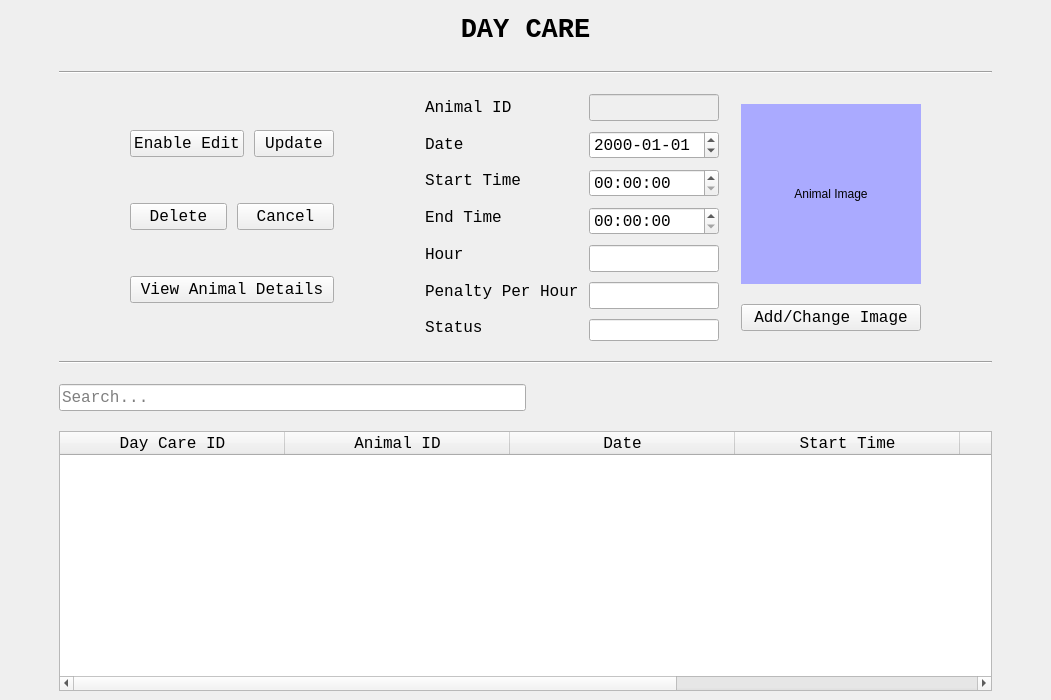
This is DayCareUI.ui in ASNaeem/Simple-VCMS as Qt 5 draws it before an edit. The edited form follows.
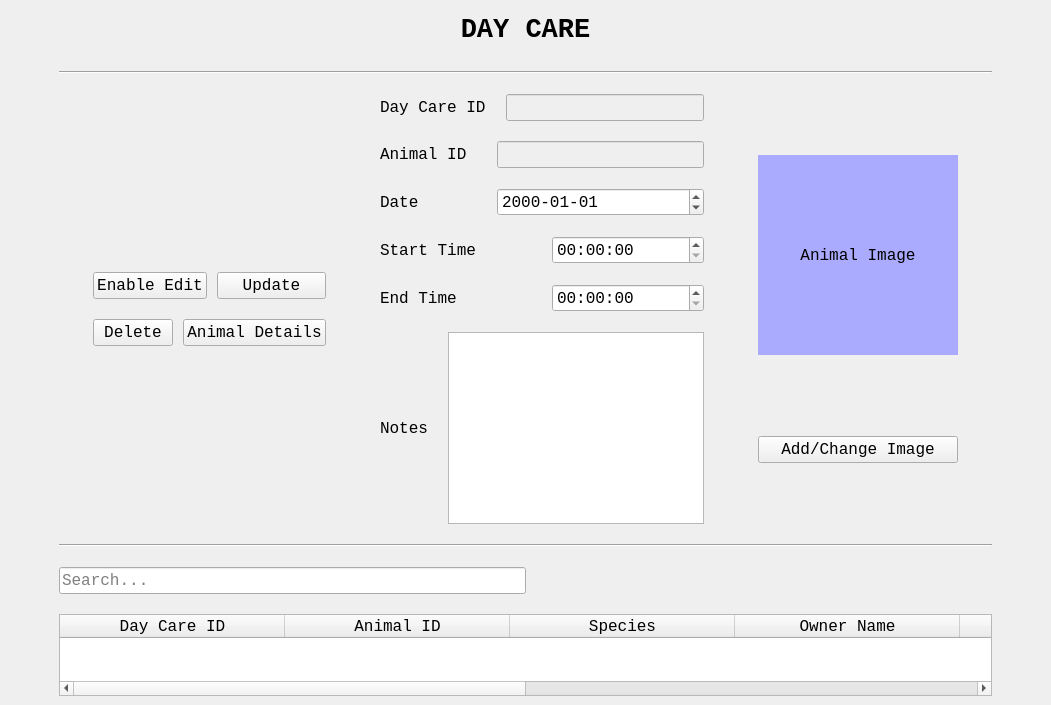
This is the edited form.

Commit message: added delete on day care

Patch:
```diff
--- a/DayCareUI.ui
+++ b/DayCareUI.ui
@@ -7,7 +7,7 @@
     <x>0</x>
     <y>0</y>
     <width>1051</width>
-    <height>700</height>
+    <height>705</height>
    </rect>
   </property>
   <property name="windowTitle">
@@ -74,7 +74,7 @@
        </widget>
       </item>
       <item>
-       <layout class="QHBoxLayout" name="horizontalLayout_4" stretch="10,10,10,70,10">
+       <layout class="QHBoxLayout" name="horizontalLayout_4" stretch="10,0,10,0,10,0,10">
         <item>
          <spacer name="horizontalSpacer_3">
           <property name="orientation">
@@ -90,11 +90,21 @@
         </item>
         <item>
          <layout class="QVBoxLayout" name="verticalLayout_4">
-          <property name="spacing">
-           <number>10</number>
-          </property>
+          <item>
+           <spacer name="verticalSpacer">
+            <property name="orientation">
+             <enum>Qt::Vertical</enum>
+            </property>
+            <property name="sizeHint" stdset="0">
+             <size>
+              <width>20</width>
+              <height>40</height>
+             </size>
+            </property>
+           </spacer>
+          </item>
           <item>
-           <layout class="QHBoxLayout" name="horizontalLayout_5">
+           <layout class="QHBoxLayout" name="horizontalLayout_7">
             <property name="spacing">
              <number>10</number>
             </property>
@@ -133,7 +143,7 @@
            </layout>
           </item>
           <item>
-           <layout class="QHBoxLayout" name="horizontalLayout_6">
+           <layout class="QHBoxLayout" name="horizontalLayout_5">
             <property name="spacing">
              <number>10</number>
             </property>
@@ -154,25 +164,13 @@
              </widget>
             </item>
             <item>
-             <widget class="QPushButton" name="button_care_cancel">
-              <property name="font">
-               <font>
-                <family>Courier New</family>
-                <pointsize>12</pointsize>
-               </font>
-              </property>
-              <property name="cursor">
-               <cursorShape>PointingHandCursor</cursorShape>
-              </property>
-              <property name="text">
-               <string>Cancel</string>
-              </property>
-             </widget>
-            </item>
-           </layout>
-          </item>
-          <item>
            <widget class="QPushButton" name="button_care_details">
+              <property name="sizePolicy">
+               <sizepolicy hsizetype="Minimum" vsizetype="Fixed">
+                <horstretch>0</horstretch>
+                <verstretch>0</verstretch>
+               </sizepolicy>
+              </property>
             <property name="font">
              <font>
               <family>Courier New</family>
@@ -183,9 +181,24 @@
              <cursorShape>PointingHandCursor</cursorShape>
             </property>
             <property name="text">
-             <string>View Animal Details</string>
-            </property>
-           </widget>
+               <string>Animal Details</string>
+              </property>
+             </widget>
+            </item>
+           </layout>
+          </item>
+          <item>
+           <spacer name="verticalSpacer_2">
+            <property name="orientation">
+             <enum>Qt::Vertical</enum>
+            </property>
+            <property name="sizeHint" stdset="0">
+             <size>
+              <width>20</width>
+              <height>40</height>
+             </size>
+            </property>
+           </spacer>
           </item>
          </layout>
         </item>
@@ -203,18 +216,40 @@
          </spacer>
         </item>
         <item>
-         <layout class="QHBoxLayout" name="horizontalLayout_3" stretch="50,10,20">
-          <property name="spacing">
-           <number>10</number>
-          </property>
-          <item>
-           <layout class="QHBoxLayout" name="horizontalLayout_2" stretch="30,60">
-            <property name="spacing">
-             <number>10</number>
-            </property>
-            <item>
              <layout class="QVBoxLayout" name="verticalLayout">
               <item>
+           <layout class="QHBoxLayout" name="horizontalLayout_6" stretch="7,15">
+            <item>
+             <widget class="QLabel" name="label_7">
+              <property name="font">
+               <font>
+                <family>Courier New</family>
+                <pointsize>12</pointsize>
+               </font>
+              </property>
+              <property name="text">
+               <string>Day Care ID</string>
+              </property>
+             </widget>
+            </item>
+            <item>
+             <widget class="QLineEdit" name="line_care_hour">
+              <property name="enabled">
+               <bool>false</bool>
+              </property>
+              <property name="font">
+               <font>
+                <family>Courier New</family>
+                <pointsize>12</pointsize>
+               </font>
+              </property>
+             </widget>
+            </item>
+           </layout>
+          </item>
+          <item>
+           <layout class="QHBoxLayout" name="horizontalLayout_9" stretch="7,15">
+            <item>
                <widget class="QLabel" name="label_3">
                 <property name="font">
                  <font>
@@ -228,6 +263,23 @@
                </widget>
               </item>
               <item>
+             <widget class="QLineEdit" name="line_care_id">
+              <property name="enabled">
+               <bool>false</bool>
+              </property>
+              <property name="font">
+               <font>
+                <family>Courier New</family>
+                <pointsize>12</pointsize>
+               </font>
+              </property>
+             </widget>
+            </item>
+           </layout>
+          </item>
+          <item>
+           <layout class="QHBoxLayout" name="horizontalLayout_10" stretch="7,15">
+            <item>
                <widget class="QLabel" name="label_4">
                 <property name="font">
                  <font>
@@ -241,6 +293,23 @@
                </widget>
               </item>
               <item>
+             <widget class="QDateEdit" name="date_care">
+              <property name="font">
+               <font>
+                <family>Courier New</family>
+                <pointsize>12</pointsize>
+               </font>
+              </property>
+              <property name="displayFormat">
+               <string>yyyy-MM-dd</string>
+              </property>
+             </widget>
+            </item>
+           </layout>
+          </item>
+          <item>
+           <layout class="QHBoxLayout" name="horizontalLayout_8">
+            <item>
                <widget class="QLabel" name="label_5">
                 <property name="font">
                  <font>
@@ -254,6 +323,20 @@
                </widget>
               </item>
               <item>
+             <widget class="QTimeEdit" name="time_care_start">
+              <property name="font">
+               <font>
+                <family>Courier New</family>
+                <pointsize>12</pointsize>
+               </font>
+              </property>
+             </widget>
+            </item>
+           </layout>
+          </item>
+          <item>
+           <layout class="QHBoxLayout" name="horizontalLayout_11">
+            <item>
                <widget class="QLabel" name="label_6">
                 <property name="font">
                  <font>
@@ -267,31 +350,19 @@
                </widget>
               </item>
               <item>
-               <widget class="QLabel" name="label_7">
+             <widget class="QTimeEdit" name="time_care_end">
                 <property name="font">
                  <font>
                   <family>Courier New</family>
                   <pointsize>12</pointsize>
                  </font>
                 </property>
-                <property name="text">
-                 <string>Hour</string>
-                </property>
-               </widget>
+             </widget>
+            </item>
+           </layout>
               </item>
               <item>
-               <widget class="QLabel" name="label_8">
-                <property name="font">
-                 <font>
-                  <family>Courier New</family>
-                  <pointsize>12</pointsize>
-                 </font>
-                </property>
-                <property name="text">
-                 <string>Penalty Per Hour</string>
-                </property>
-               </widget>
-              </item>
+           <layout class="QHBoxLayout" name="horizontalLayout_12">
               <item>
                <widget class="QLabel" name="label_9">
                 <property name="font">
@@ -301,122 +372,68 @@
                  </font>
                 </property>
                 <property name="text">
-                 <string>Status</string>
+               <string>Notes</string>
                 </property>
                </widget>
               </item>
-             </layout>
+            <item>
+             <widget class="QTextEdit" name="textEdit">
+              <property name="sizePolicy">
+               <sizepolicy hsizetype="Expanding" vsizetype="Fixed">
+                <horstretch>0</horstretch>
+                <verstretch>0</verstretch>
+               </sizepolicy>
+              </property>
+             </widget>
+            </item>
+           </layout>
+          </item>
+         </layout>
+        </item>
+        <item>
+         <spacer name="horizontalSpacer_4">
+          <property name="orientation">
+           <enum>Qt::Horizontal</enum>
+          </property>
+          <property name="sizeHint" stdset="0">
+           <size>
+            <width>40</width>
+            <height>20</height>
+           </size>
+          </property>
+         </spacer>
             </item>
             <item>
              <layout class="QVBoxLayout" name="verticalLayout_2">
-              <item>
-               <widget class="QLineEdit" name="line_care_id">
-                <property name="enabled">
-                 <bool>false</bool>
-                </property>
-                <property name="font">
-                 <font>
-                  <family>Courier New</family>
-                  <pointsize>12</pointsize>
-                 </font>
-                </property>
-               </widget>
-              </item>
+          <property name="spacing">
+           <number>20</number>
+          </property>
               <item>
-               <widget class="QDateEdit" name="date_care">
-                <property name="font">
-                 <font>
-                  <family>Courier New</family>
-                  <pointsize>12</pointsize>
-                 </font>
-                </property>
-                <property name="displayFormat">
-                 <string>yyyy-MM-dd</string>
-                </property>
-               </widget>
-              </item>
-              <item>
-               <widget class="QTimeEdit" name="time_care_start">
-                <property name="font">
-                 <font>
-                  <family>Courier New</family>
-                  <pointsize>12</pointsize>
-                 </font>
-                </property>
-               </widget>
-              </item>
-              <item>
-               <widget class="QTimeEdit" name="time_care_end">
-                <property name="font">
-                 <font>
-                  <family>Courier New</family>
-                  <pointsize>12</pointsize>
-                 </font>
-                </property>
-               </widget>
-              </item>
-              <item>
-               <widget class="QLineEdit" name="line_care_hour">
-                <property name="font">
-                 <font>
-                  <family>Courier New</family>
-                  <pointsize>12</pointsize>
-                 </font>
-                </property>
-               </widget>
-              </item>
-              <item>
-               <widget class="QLineEdit" name="line_care_penalty">
-                <property name="font">
-                 <font>
-                  <family>Courier New</family>
-                  <pointsize>12</pointsize>
-                 </font>
-                </property>
-               </widget>
-              </item>
-              <item>
-               <widget class="QLineEdit" name="line_care_status"/>
-              </item>
-             </layout>
-            </item>
-           </layout>
-          </item>
-          <item>
-           <spacer name="horizontalSpacer_2">
-            <property name="orientation">
-             <enum>Qt::Horizontal</enum>
-            </property>
-            <property name="sizeHint" stdset="0">
-             <size>
-              <width>40</width>
-              <height>20</height>
-             </size>
-            </property>
-           </spacer>
-          </item>
-          <item>
-           <layout class="QGridLayout" name="gridLayout_2">
-            <item row="0" column="0">
-             <widget class="QLabel" name="label_image">
+           <widget class="QLabel" name="label_2">
               <property name="sizePolicy">
-               <sizepolicy hsizetype="Fixed" vsizetype="Fixed">
+             <sizepolicy hsizetype="Preferred" vsizetype="Maximum">
                 <horstretch>0</horstretch>
                 <verstretch>0</verstretch>
                </sizepolicy>
               </property>
               <property name="minimumSize">
                <size>
-                <width>180</width>
-                <height>180</height>
+              <width>200</width>
+              <height>200</height>
                </size>
               </property>
               <property name="maximumSize">
                <size>
-                <width>180</width>
-                <height>180</height>
-               </size>
-              </property>
+              <width>200</width>
+              <height>200</height>
+             </size>
+            </property>
+            <property name="font">
+             <font>
+              <family>Courier New</family>
+              <pointsize>12</pointsize>
+             </font>
+            </property>
               <property name="styleSheet">
                <string notr="true">background-color: rgb(170, 170, 255);</string>
               </property>
@@ -428,8 +445,8 @@
               </property>
              </widget>
             </item>
-            <item row="1" column="0">
-             <widget class="QPushButton" name="button_care_image">
+          <item>
+           <widget class="QPushButton" name="pushButton">
               <property name="font">
                <font>
                 <family>Courier New</family>
@@ -443,10 +460,8 @@
             </item>
            </layout>
           </item>
-         </layout>
-        </item>
         <item>
-         <spacer name="horizontalSpacer_4">
+         <spacer name="horizontalSpacer_2">
           <property name="orientation">
            <enum>Qt::Horizontal</enum>
           </property>
@@ -535,6 +550,16 @@
             <string>Animal ID</string>
            </property>
           </column>
+          <column>
+           <property name="text">
+            <string>Species</string>
+           </property>
+          </column>
+          <column>
+           <property name="text">
+            <string>Owner Name</string>
+           </property>
+          </column>
           <column>
            <property name="text">
             <string>Date</string>
```
Lines whose indentation alone changed are shown as unchanged. The commit also changes 3 other files.
